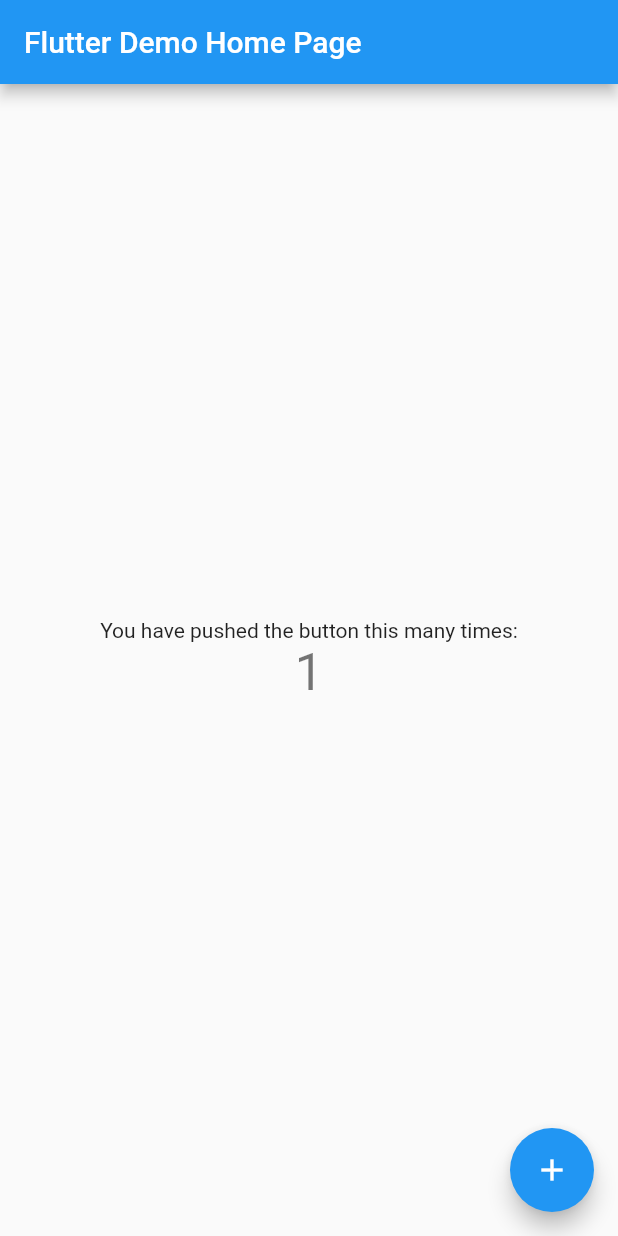
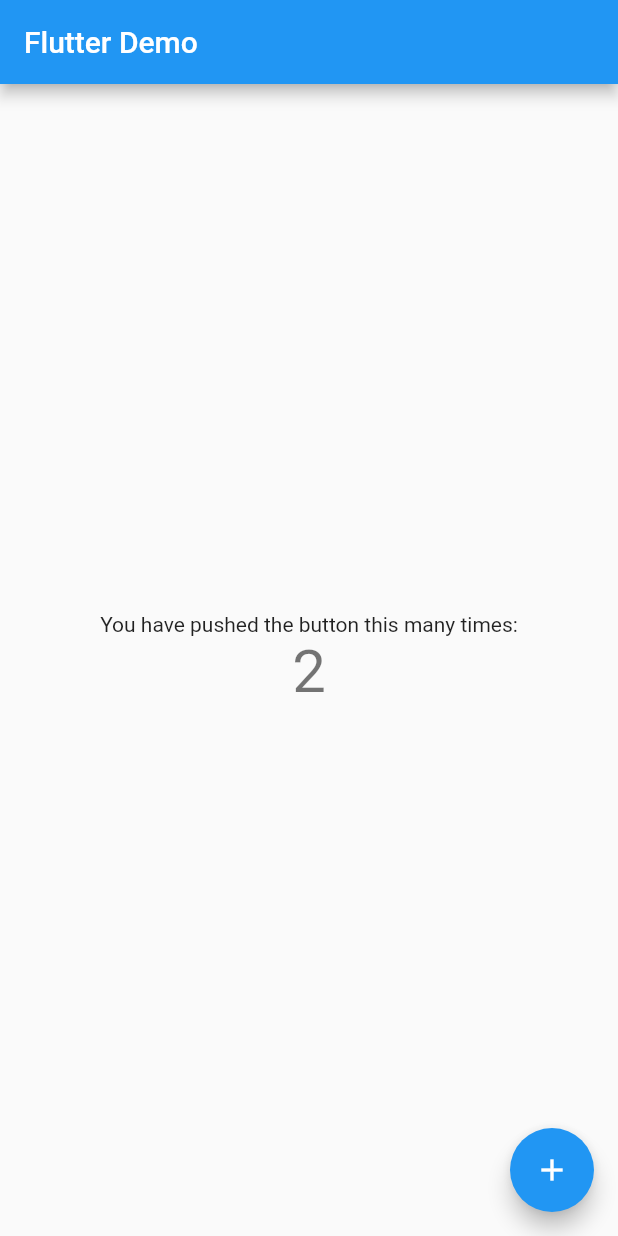
Before and after one commit to YarikATM/TulaHack, a Flutter app: the screen it shows after launch, after a tap on the "add" icon, on a phone screen of 412 x 824 dp. Run offline on Flutter 3.47's test engine with Material 2 defaults, Android fonts, the phone set to English and light mode, and no system bars; our stand-ins replace firebase_core; accounts and stored records are empty.

```diff
--- a/lib/main.dart
+++ b/lib/main.dart
@@ -1,7 +1,19 @@
 import 'package:flutter/material.dart';
+import 'package:firebase_core/firebase_core.dart';
+import 'firebase_options.dart';
+
+
 
 void main() {
   runApp(const MyApp());
+  firebase();
+}
+
+
+Future<void> firebase() async {
+  await Firebase.initializeApp(
+    options: DefaultFirebaseOptions.currentPlatform,
+  );
 }
 
 class MyApp extends StatelessWidget {
@@ -24,7 +36,7 @@ class MyApp extends StatelessWidget {
         // is not restarted.
         primarySwatch: Colors.blue,
       ),
-      home: const MyHomePage(title: 'Flutter Demo Home Page'),
+      home: const MyHomePage(title: 'Flutter Demo'),
     );
   }
 }
@@ -57,7 +69,7 @@ class _MyHomePageState extends State<MyHomePage> {
       // so that the display can reflect the updated values. If we changed
       // _counter without calling setState(), then the build method would not be
       // called again, and so nothing would appear to happen.
-      _counter++;
+      _counter = _counter +2;
     });
   }
 
@@ -100,7 +112,7 @@ class _MyHomePageState extends State<MyHomePage> {
             ),
             Text(
               '$_counter',
-              style: Theme.of(context).textTheme.headlineMedium,
+              style: Theme.of(context).textTheme.headlineLarge,
             ),
           ],
         ),
--- a/pubspec.yaml
+++ b/pubspec.yaml
@@ -35,6 +35,8 @@ dependencies:
   # The following adds the Cupertino Icons font to your application.
   # Use with the CupertinoIcons class for iOS style icons.
   cupertino_icons: ^1.0.2
+  firebase_core: ^2.10.0
+  firebase_auth: ^4.4.2
 
 dev_dependencies:
   flutter_test:
```
Also changed, not shown: lib/firebase_options.dart (added), pubspec.lock, 9 other files.
